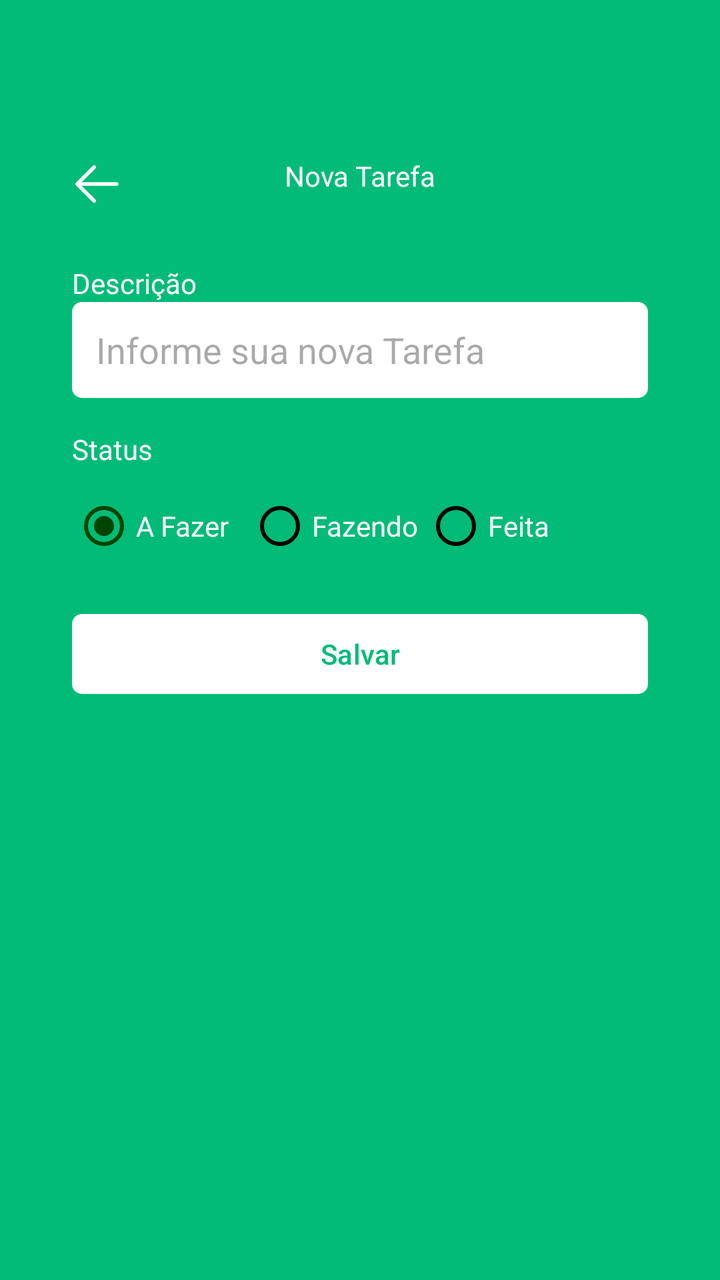
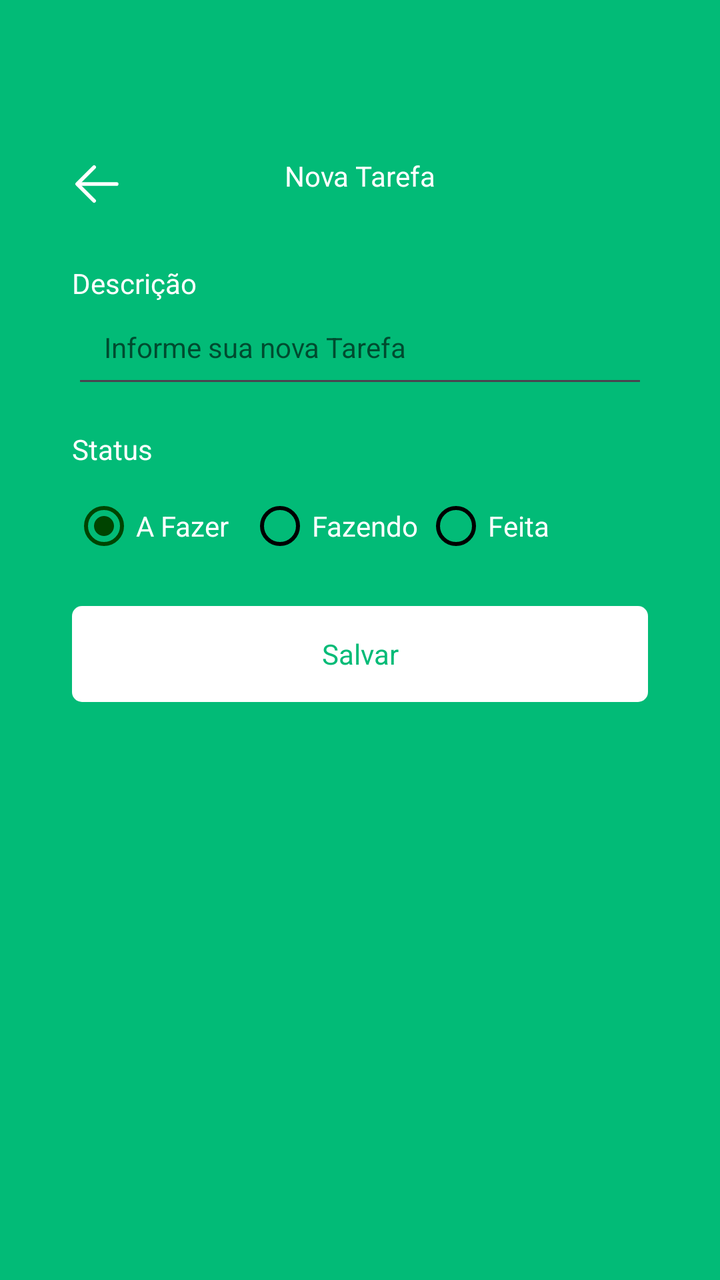

Two renders of the same Android screen: before a commit and after it. Below are the layout's source before the change and the commit's diff.
<!-- AndroidManifest.xml: application theme Theme.Task -->
<!-- res/layout/fragment_form_task.xml -->
<?xml version="1.0" encoding="utf-8"?>
<ScrollView xmlns:android="http://schemas.android.com/apk/res/android"
    xmlns:tools="http://schemas.android.com/tools"
    xmlns:app="http://schemas.android.com/apk/res-auto"
    android:layout_width="match_parent"
    android:layout_height="match_parent"
    tools:context=".ui.FormTaskFragment"

    android:padding="20dp"
    android:fillViewport="true">

<LinearLayout
    android:layout_width="match_parent"
    android:layout_height="match_parent"
    android:orientation="vertical">

    <com.google.android.material.appbar.MaterialToolbar
        android:id="@+id/toolbar"
        android:layout_width="match_parent"
        android:layout_height="wrap_content"
        android:paddingTop="40dp"
        app:navigationIcon="@drawable/ic_back">

        <TextView
            android:layout_width="wrap_content"
            android:layout_height="wrap_content"
            android:layout_gravity="center_horizontal"
            android:text="Nova Tarefa"
            android:textColor="@color/white"
             />

    </com.google.android.material.appbar.MaterialToolbar>

    <TextView
        android:layout_width="wrap_content"
        android:layout_height="wrap_content"
        android:id="@+id/textView"
        android:text="Descrição"
        android:textColor="@color/white"
        android:layout_marginTop="16dp"
        android:layout_marginStart="16dp"
        app:layout_constraintStart_toStartOf="parent"
        app:layout_constraintTop_toBottomOf="@id/toolbar"/>

    <EditText
        android:id="@+id/editTextDescricao"
        android:layout_width="match_parent"
        android:layout_height="48dp"
        android:layout_marginHorizontal="16dp"
        android:background="@drawable/bg_edit_text"
        android:hint="Informe sua nova Tarefa"
        android:paddingHorizontal="12dp"
        />
    <TextView
        android:id="@+id/textViewStatus"
        android:layout_width="wrap_content"
        android:layout_height="wrap_content"
        android:layout_marginTop="16dp"
        android:layout_marginStart="16dp"
        android:text="Status"
        android:textColor="@color/white"
        />
    <RadioGroup
        android:layout_width="match_parent"
        android:layout_height="wrap_content"
        android:layout_marginTop="5dp"
        android:layout_marginHorizontal="16dp"
        android:orientation="horizontal"
        android:id="@+id/radioGroup"
        >
        <RadioButton
            android:layout_width="88dp"
            android:layout_height="48dp"
            android:id="@+id/rbTodo"
            android:text="A Fazer"
            android:checked="true"
            app:theme="@style/MyRadioButton"
            android:textColor="@color/white"/>
        <RadioButton
            android:layout_width="88dp"
            android:layout_height="48dp"
            android:id="@+id/rbDoing"
            android:text="Fazendo"
            app:theme="@style/MyRadioButton"
            android:textColor="@color/white"/>
        <RadioButton
            android:layout_width="88dp"
            android:layout_height="48dp"
            android:id="@+id/rbDone"
            android:text="Feita"
            app:theme="@style/MyRadioButton"
            android:textColor="@color/white"/>
    </RadioGroup>

    <com.google.android.material.button.MaterialButton
        android:id="@+id/buttonSave"
        android:layout_width="match_parent"
        android:layout_height="wrap_content"
        android:layout_marginTop="16dp"
        android:layout_marginHorizontal="16dp"
        app:backgroundTint="@color/white"
        app:cornerRadius="5dp"
        android:text="Salvar"
        android:textAllCaps="false"
        android:textColor="@color/color_default"
        />

    <ProgressBar
        android:layout_width="wrap_content"
        android:layout_height="wrap_content"
        android:id="@+id/progressBar"
        android:layout_marginTop="8dp"
        android:layout_gravity="center"
        android:indeterminateTint="@color/white"
        android:visibility="invisible"
        tools:visibility="visible"
        />

</LinearLayout>

</ScrollView>
<!-- resources referenced by this layout -->
<resources>
  <color name="color_default">#02BB77</color>
  <color name="white">#FFFFFFFF</color>
  <!-- drawable bg_edit_text (drawable) -->
  <?xml version="1.0" encoding="utf-8"?>
  <shape xmlns:android="http://schemas.android.com/apk/res/android"
      android:shape="rectangle">
      <solid android:color="@color/white"/>
      <corners android:radius="5dp"/>
  </shape>
  <!-- drawable ic_back (drawable) -->
  <vector xmlns:android="http://schemas.android.com/apk/res/android" android:height="30dp" android:viewportHeight="1024" android:viewportWidth="1024" android:width="30dp">
        
      <path android:fillColor="#FFFFFF" android:pathData="M224,480h640a32,32 0,1 1,0 64H224a32,32 0,0 1,0 -64z"/>
        
      <path android:fillColor="#FFFFFF" android:pathData="m237.2,512 l265.4,265.3a32,32 0,0 1,-45.3 45.3l-288,-288a32,32 0,0 1,0 -45.3l288,-288a32,32 0,1 1,45.3 45.3L237.2,512z"/>
      
  </vector>
  <style name="MyRadioButton" parent="Theme.AppCompat.Light">
          <item name="colorControlNormal">@color/black</item>
          <item name="colorControlActivated">@color/green</item>
      </style>
  <style name="Theme.Task" parent="Base.Theme.Task" />
  <color name="black">#FF000000</color>
  <color name="green">#004400</color>
  <style name="Base.Theme.Task" parent="Theme.Material3.DayNight.NoActionBar">
          
          
          <item name="android:windowBackground">@color/color_default</item>
          <item name="colorPrimary">@color/color_default</item>
          <item name="colorPrimaryVariant">@color/color_default</item>
      </style>
</resources>

<!-- the commit's change to res/layout/fragment_form_task.xml (unified diff, before → after) -->
@@ -25,7 +25,7 @@
             android:layout_width="wrap_content"
             android:layout_height="wrap_content"
             android:layout_gravity="center_horizontal"
-            android:text="Nova Tarefa"
+            android:text="@string/nova_tarefa"
             android:textColor="@color/white"
              />
 
@@ -35,7 +35,7 @@
         android:layout_width="wrap_content"
         android:layout_height="wrap_content"
         android:id="@+id/textView"
-        android:text="Descrição"
+        android:text="@string/descricao"
         android:textColor="@color/white"
         android:layout_marginTop="16dp"
         android:layout_marginStart="16dp"
@@ -47,9 +47,8 @@
         android:layout_width="match_parent"
         android:layout_height="48dp"
         android:layout_marginHorizontal="16dp"
-        android:background="@drawable/bg_edit_text"
-        android:hint="Informe sua nova Tarefa"
-        android:paddingHorizontal="12dp"
+        style="@style/EditTextTheme"
+        android:hint="@string/informe_sua_nova_tarefa"
         />
     <TextView
         android:id="@+id/textViewStatus"
@@ -57,7 +56,7 @@
         android:layout_height="wrap_content"
         android:layout_marginTop="16dp"
         android:layout_marginStart="16dp"
-        android:text="Status"
+        android:text="@string/status"
         android:textColor="@color/white"
         />
     <RadioGroup
@@ -72,7 +71,7 @@
             android:layout_width="88dp"
             android:layout_height="48dp"
             android:id="@+id/rbTodo"
-            android:text="A Fazer"
+            android:text="@string/a_fazer"
             android:checked="true"
             app:theme="@style/MyRadioButton"
             android:textColor="@color/white"/>
@@ -80,14 +79,14 @@
             android:layout_width="88dp"
             android:layout_height="48dp"
             android:id="@+id/rbDoing"
-            android:text="Fazendo"
+            android:text="@string/fazendo"
             app:theme="@style/MyRadioButton"
             android:textColor="@color/white"/>
         <RadioButton
             android:layout_width="88dp"
             android:layout_height="48dp"
             android:id="@+id/rbDone"
-            android:text="Feita"
+            android:text="@string/feita"
             app:theme="@style/MyRadioButton"
             android:textColor="@color/white"/>
     </RadioGroup>
@@ -100,9 +99,8 @@
         android:layout_marginHorizontal="16dp"
         app:backgroundTint="@color/white"
         app:cornerRadius="5dp"
-        android:text="Salvar"
-        android:textAllCaps="false"
-        android:textColor="@color/color_default"
+        android:text="@string/salvar"
+        style="@style/ButtonTheme"
         />
 
     <ProgressBar
<!-- resource entries referenced after the edit -->
@@ -1,14 +1,10 @@
 <!-- resources referenced by this layout -->
 <resources>
   <color name="color_default">#02BB77</color>
+  <style name="bottomSheetDialogWrapper" parent="Widget.Design.BottomSheet.Modal">
+          <item name="android:background">@android:color/transparent</item>
+      </style>
   <color name="white">#FFFFFFFF</color>
-  <!-- drawable bg_edit_text (drawable) -->
-  <?xml version="1.0" encoding="utf-8"?>
-  <shape xmlns:android="http://schemas.android.com/apk/res/android"
-      android:shape="rectangle">
-      <solid android:color="@color/white"/>
-      <corners android:radius="5dp"/>
-  </shape>
   <!-- drawable ic_back (drawable) -->
   <vector xmlns:android="http://schemas.android.com/apk/res/android" android:height="30dp" android:viewportHeight="1024" android:viewportWidth="1024" android:width="30dp">
         
@@ -17,11 +13,38 @@
       <path android:fillColor="#FFFFFF" android:pathData="m237.2,512 l265.4,265.3a32,32 0,0 1,-45.3 45.3l-288,-288a32,32 0,0 1,0 -45.3l288,-288a32,32 0,1 1,45.3 45.3L237.2,512z"/>
       
   </vector>
+  <string name="a_fazer">A Fazer</string>
+  <string name="descricao">Descrição</string>
+  <string name="fazendo">Fazendo</string>
+  <string name="feita">Feita</string>
+  <string name="informe_sua_nova_tarefa">Informe sua nova Tarefa</string>
+  <string name="nova_tarefa">Nova Tarefa</string>
+  <string name="salvar">Salvar</string>
+  <string name="status">Status</string>
+  <style name="ButtonTheme" parent="Theme.MaterialComponents.DayNight.NoActionBar">
+          <item name="android:background">@drawable/bg_btn</item>
+          <item name="android:textAllCaps">false</item>
+          <item name="android:textColor">@color/color_default</item>
+          <item name="backgroundTint">@null</item>
+      </style>
+  <style name="EditTextTheme" parent="Theme.MaterialComponents.DayNight.NoActionBar">
+          <item name="bottomSheetStyle">@style/bottomSheetDialogWrapper</item>
+          <item name="android:padding">16dp</item>
+          <item name="android:textSize">14sp</item>
+      </style>
   <style name="MyRadioButton" parent="Theme.AppCompat.Light">
           <item name="colorControlNormal">@color/black</item>
           <item name="colorControlActivated">@color/green</item>
       </style>
   <style name="Theme.Task" parent="Base.Theme.Task" />
+  <!-- drawable bg_btn (drawable) -->
+  <?xml version="1.0" encoding="utf-8"?>
+  <shape xmlns:android="http://schemas.android.com/apk/res/android"
+      android:shape="rectangle">
+  
+      <solid android:color="@color/white"/>
+      <corners android:radius="5dp"/>
+  </shape>
   <color name="black">#FF000000</color>
   <color name="green">#004400</color>
   <style name="Base.Theme.Task" parent="Theme.Material3.DayNight.NoActionBar">
